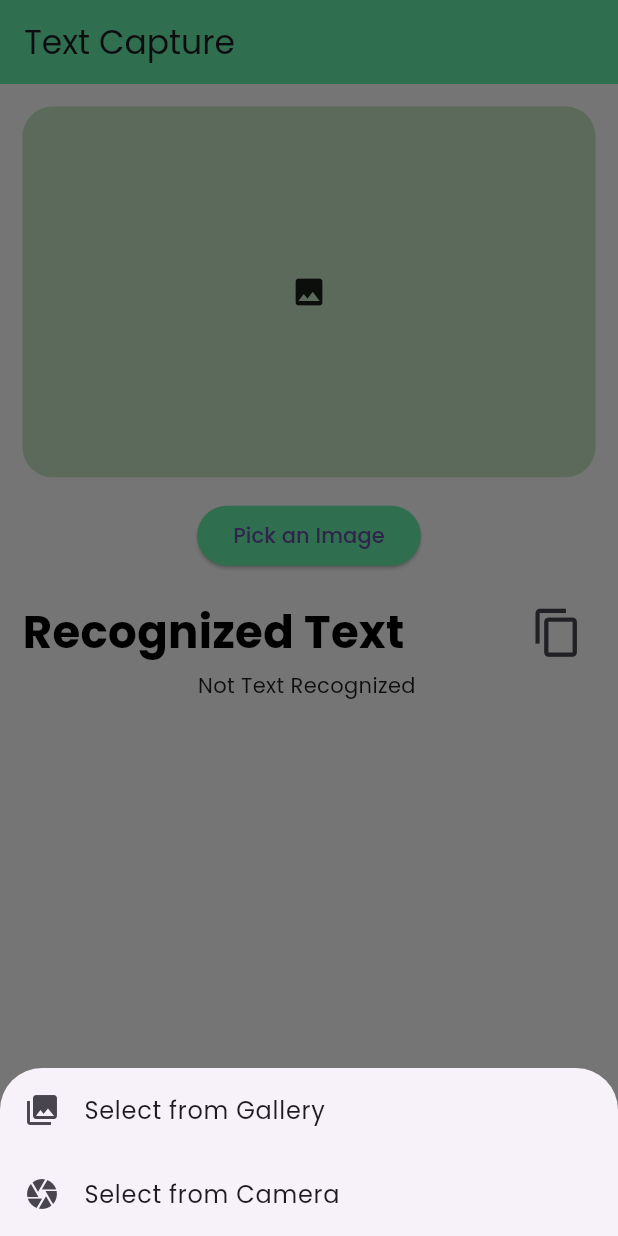
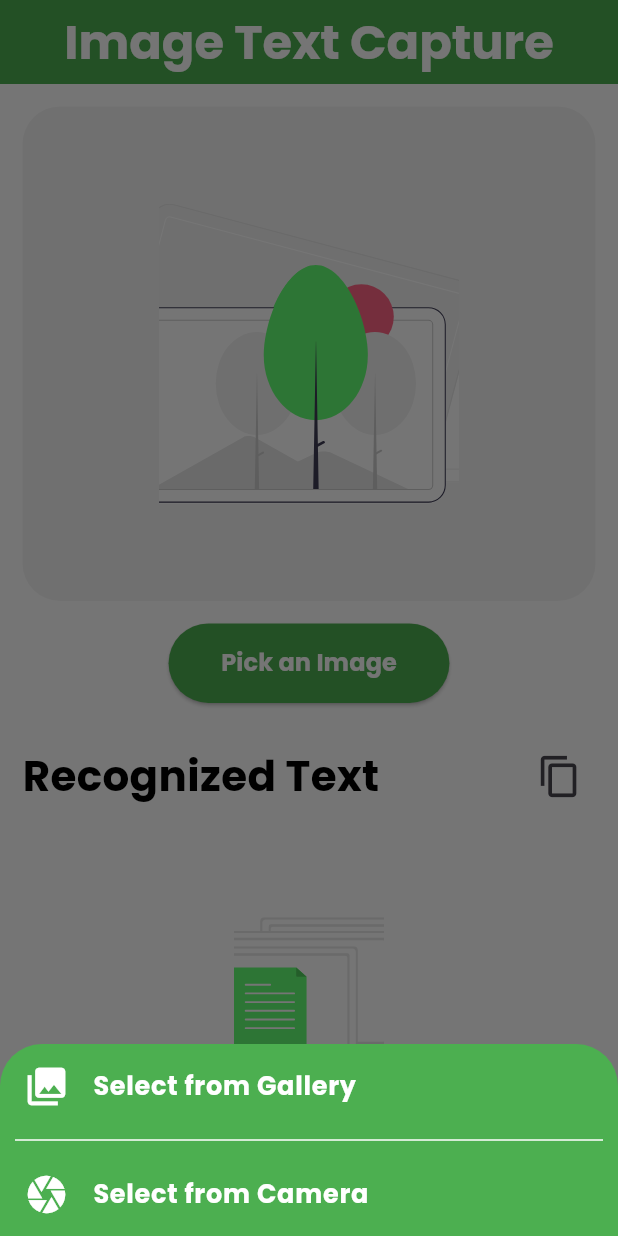
Before and after one commit to PAIshanMadusha/firebase-ml-text-recognition-app, a Flutter app: the screen it shows after launch, after a tap on "Pick an Image", on a phone screen of 412 x 824 dp. Run offline on Flutter 3.47's test engine with Material 3 defaults, Android fonts, the light colour scheme and no system bars; our stand-ins replace cloud_firestore, firebase_auth, firebase_core, firebase_storage, flutter_dotenv, flutter_svg and 3 more; missing offline and left inert: flutter_stripe, google_mlkit_text_recognition; accounts and stored records are empty; generated files the repository leaves out were written again.

Commit message:
Final Touches

```diff
--- a/lib/main.dart
+++ b/lib/main.dart
@@ -38,10 +38,12 @@ class MyApp extends StatelessWidget {
       theme: ThemeData(
         fontFamily: GoogleFonts.poppins().fontFamily,
         scaffoldBackgroundColor: Colors.white,
-        appBarTheme: AppBarTheme(color: Colors.greenAccent),
+        appBarTheme: AppBarTheme(color: Colors.green),
         elevatedButtonTheme: ElevatedButtonThemeData(
           style: ButtonStyle(
-            backgroundColor: WidgetStatePropertyAll(Colors.greenAccent),
+            padding: WidgetStatePropertyAll(EdgeInsets.symmetric(horizontal: 35, vertical: 15)),
+            backgroundColor: WidgetStatePropertyAll(Colors.green),
+            foregroundColor: WidgetStatePropertyAll(Colors.white),
           ),
         ),
       ),
--- a/lib/pages/main_page.dart
+++ b/lib/pages/main_page.dart
@@ -26,6 +26,7 @@ class _MainPageState extends State<MainPage> {
       bottomNavigationBar: BottomNavigationBar(
         currentIndex: _selectedIndex,
         onTap: _onTap,
+        backgroundColor: Colors.white,
         selectedItemColor: Colors.green,
         unselectedItemColor: Colors.black,
         selectedLabelStyle: TextStyle(
--- a/lib/pages/text_capture_history_page.dart
+++ b/lib/pages/text_capture_history_page.dart
@@ -17,12 +17,24 @@ class TextCaptureHistoryPage extends StatelessWidget {
     });
     return Scaffold(
       appBar: AppBar(
-        title: Text("Captured History"),
+        title: Text(
+          "Captured History",
+          style: TextStyle(
+            fontSize: 32,
+            fontWeight: FontWeight.bold,
+            color: Colors.white,
+          ),
+        ),
+        centerTitle: true,
         actions: [
           isPremiumProvider.isPremium
               ? Padding(
                 padding: const EdgeInsets.all(10),
-                child: Icon(Icons.workspace_premium, color: Colors.amber),
+                child: Icon(
+                  Icons.workspace_premium,
+                  size: 35,
+                  color: Colors.amber,
+                ),
               )
               : SizedBox(),
         ],
--- a/lib/pages/text_capture_page.dart
+++ b/lib/pages/text_capture_page.dart
@@ -3,6 +3,7 @@ import 'package:firebase_ml_text_recognition_app/services/capture_firestore_serv
 import 'package:firebase_ml_text_recognition_app/widgets/image_preview.dart';
 import 'package:flutter/material.dart';
 import 'package:flutter/services.dart';
+import 'package:flutter_svg/svg.dart';
 import 'package:image_picker/image_picker.dart';
 import 'package:google_mlkit_text_recognition/google_mlkit_text_recognition.dart';
 
@@ -33,6 +34,7 @@ class _TextCapturePageState extends State<TextCapturePage> {
   //Show Bottomsheet to Pick the Image
   void _selectImageModel() {
     showModalBottomSheet(
+      backgroundColor: Colors.green,
       context: context,
       builder: (context) {
         return Column(
@@ -43,16 +45,34 @@ class _TextCapturePageState extends State<TextCapturePage> {
                 Navigator.pop(context);
                 _pickImage(source: ImageSource.gallery);
               },
-              title: Text("Select from Gallery"),
-              leading: Icon(Icons.photo_library),
+              title: Text(
+                "Select from Gallery",
+                style: TextStyle(
+                  fontWeight: FontWeight.bold,
+                  color: Colors.white,
+                  fontSize: 17,
+                ),
+              ),
+              leading: Icon(Icons.photo_library, size: 30, color: Colors.white),
+            ),
+            Padding(
+              padding: const EdgeInsets.symmetric(horizontal: 10),
+              child: Divider(color: Colors.white),
             ),
             ListTile(
               onTap: () {
                 Navigator.pop(context);
                 _pickImage(source: ImageSource.camera);
               },
-              title: Text("Select from Camera"),
-              leading: Icon(Icons.camera),
+              title: Text(
+                "Select from Camera",
+                style: TextStyle(
+                  fontWeight: FontWeight.bold,
+                  color: Colors.white,
+                  fontSize: 17,
+                ),
+              ),
+              leading: Icon(Icons.camera, size: 30, color: Colors.white),
             ),
           ],
         );
@@ -137,7 +157,17 @@ class _TextCapturePageState extends State<TextCapturePage> {
   @override
   Widget build(BuildContext context) {
     return Scaffold(
-      appBar: AppBar(title: Text("Text Capture")),
+      appBar: AppBar(
+        title: Text(
+          "Image Text Capture",
+          style: TextStyle(
+            fontSize: 32,
+            fontWeight: FontWeight.bold,
+            color: Colors.white,
+          ),
+        ),
+        centerTitle: true,
+      ),
       body: Padding(
         padding: EdgeInsets.all(15),
         child: Column(
@@ -147,7 +177,10 @@ class _TextCapturePageState extends State<TextCapturePage> {
             if (!isImagePicked)
               ElevatedButton(
                 onPressed: _selectImageModel,
-                child: Text("Pick an Image"),
+                child: Text(
+                  "Pick an Image",
+                  style: TextStyle(fontWeight: FontWeight.bold, fontSize: 16),
+                ),
               ),
             if (isImagePicked)
               ElevatedButton(
@@ -155,7 +188,13 @@ class _TextCapturePageState extends State<TextCapturePage> {
                 child: Row(
                   mainAxisSize: MainAxisSize.min,
                   children: [
-                    Text("Capture Text"),
+                    Text(
+                      "Capture Text",
+                      style: TextStyle(
+                        fontWeight: FontWeight.bold,
+                        fontSize: 16,
+                      ),
+                    ),
                     if (isRecognizing) ...[
                       SizedBox(width: 20),
                       SizedBox(
@@ -163,28 +202,28 @@ class _TextCapturePageState extends State<TextCapturePage> {
                         width: 18,
                         child: CircularProgressIndicator(
                           strokeWidth: 2,
-                          color: Colors.green,
+                          color: Colors.white,
                         ),
                       ),
                     ],
                   ],
                 ),
               ),
-            SizedBox(height: 15),
+            SizedBox(height: 25),
             Row(
               mainAxisAlignment: MainAxisAlignment.spaceBetween,
               children: [
                 Text(
                   "Recognized Text",
                   style: TextStyle(
-                    fontSize: 30,
+                    fontSize: 28,
                     fontWeight: FontWeight.bold,
                     color: Colors.black,
                   ),
                 ),
                 IconButton(
                   onPressed: _copyToClipboard,
-                  icon: Icon(Icons.copy, size: 35),
+                  icon: Icon(Icons.copy, size: 30),
                 ),
               ],
             ),
@@ -192,11 +231,24 @@ class _TextCapturePageState extends State<TextCapturePage> {
               Expanded(
                 child: Scrollbar(
                   child: SingleChildScrollView(
-                    child: SelectableText(
-                      recognizedText.isEmpty
-                          ? "Not Text Recognized"
-                          : recognizedText,
-                    ),
+                    child:
+                        recognizedText.isEmpty
+                            ? Padding(
+                              padding: const EdgeInsets.only(top: 70),
+                              child: SvgPicture.asset(
+                                "assets/textfile.svg",
+                                width: 100,
+                                height: 100,
+                                fit: BoxFit.cover,
+                              ),
+                            )
+                            : SelectableText(
+                              recognizedText,
+                              style: TextStyle(
+                                fontWeight: FontWeight.w500,
+                                fontSize: 18,
+                              ),
+                            ),
                   ),
                 ),
               ),
--- a/lib/widgets/image_preview.dart
+++ b/lib/widgets/image_preview.dart
@@ -1,6 +1,6 @@
 import 'dart:io';
-
 import 'package:flutter/material.dart';
+import 'package:flutter_svg/flutter_svg.dart';
 
 class ImagePreview extends StatelessWidget {
   final String? imagePath;
@@ -10,15 +10,26 @@ class ImagePreview extends StatelessWidget {
   Widget build(BuildContext context) {
     return Container(
       width: double.infinity,
-      height: MediaQuery.of(context).size.height * 0.3,
+      height: MediaQuery.of(context).size.height * 0.4,
       decoration: BoxDecoration(
-        color: Colors.green[100],
-        borderRadius: BorderRadius.circular(20),
+        // ignore: deprecated_member_use
+        color: Colors.grey.withOpacity(0.1),
+        borderRadius: BorderRadius.circular(25),
       ),
       child:
           imagePath == null
-              ? Icon(Icons.photo)
-              : Image.file(File(imagePath!), fit: BoxFit.cover),
+              ? Center(
+                child: SvgPicture.asset(
+                  "assets/undrawimages.svg",
+                  width: 200,
+                  height: 200,
+                  fit: BoxFit.cover,
+                ),
+              )
+              : ClipRRect(
+                borderRadius: BorderRadius.circular(25),
+                child: Image.file(File(imagePath!), fit: BoxFit.cover),
+              ),
     );
   }
 }
--- a/lib/widgets/show_premium_page_widget.dart
+++ b/lib/widgets/show_premium_page_widget.dart
@@ -2,6 +2,7 @@ import 'package:firebase_auth/firebase_auth.dart';
 import 'package:firebase_ml_text_recognition_app/provider/premium_provider.dart';
 import 'package:firebase_ml_text_recognition_app/services/stripe/stripe_service.dart';
 import 'package:flutter/material.dart';
+import 'package:flutter_svg/flutter_svg.dart';
 import 'package:provider/provider.dart';
 
 class ShowPremiumPageWidget extends StatefulWidget {
@@ -41,19 +42,57 @@ class _ShowPremiumPageWidgetState extends State<ShowPremiumPageWidget> {
   Widget build(BuildContext context) {
     return Padding(
       padding: EdgeInsets.all(15),
+      child: SingleChildScrollView(
         child: Form(
           key: _formKey,
           child: Column(
             children: [
               Text(
-              "To View Your Capture History, Please Activate the Premium Feature",
+                "To View Your Captured History, Please Activate the Premium Version",
+                textAlign: TextAlign.center,
+                style: TextStyle(fontWeight: FontWeight.w500, fontSize: 16),
               ),
               SizedBox(height: 15),
-            Text("User Id: ${FirebaseAuth.instance.currentUser?.uid}"),
-            SizedBox(height: 15),
+              SvgPicture.asset(
+                "assets/onlinepayments.svg",
+                width: 200,
+                height: 200,
+                fit: BoxFit.cover,
+              ),
+              SizedBox(height: 35),
+              Text(
+                "Your ID: ${FirebaseAuth.instance.currentUser?.uid}",
+                style: TextStyle(fontWeight: FontWeight.w500, fontSize: 16),
+              ),
+              SizedBox(height: 35),
               TextFormField(
                 controller: _nameController,
-              decoration: InputDecoration(labelText: "Enter Your Name"),
+                decoration: InputDecoration(
+                  contentPadding: EdgeInsets.symmetric(
+                    horizontal: 30,
+                    vertical: 30,
+                  ),
+                  hintText: "Enter Your Name",
+                  hintStyle: TextStyle(
+                    fontWeight: FontWeight.bold,
+                    color: Colors.grey,
+                  ),
+                  filled: true,
+                  // ignore: deprecated_member_use
+                  fillColor: Colors.grey.withOpacity(0.1),
+                  enabledBorder: OutlineInputBorder(
+                    borderRadius: BorderRadius.circular(15),
+                    borderSide: BorderSide.none,
+                  ),
+                  focusedBorder: OutlineInputBorder(
+                    borderRadius: BorderRadius.circular(25),
+                    borderSide: BorderSide.none,
+                  ),
+                  errorBorder: OutlineInputBorder(
+                    borderRadius: BorderRadius.circular(20),
+                    borderSide: BorderSide.none,
+                  ),
+                ),
                 onChanged: (value) {
                   setState(() {
                     name = value;
@@ -66,10 +105,35 @@ class _ShowPremiumPageWidgetState extends State<ShowPremiumPageWidget> {
                   return null;
                 },
               ),
-            SizedBox(height: 15),
+              SizedBox(height: 25),
               TextFormField(
                 controller: _emailController,
-              decoration: InputDecoration(labelText: "Enter Your Email"),
+                decoration: InputDecoration(
+                  contentPadding: EdgeInsets.symmetric(
+                    horizontal: 30,
+                    vertical: 30,
+                  ),
+                  hintText: "Enter Your Email",
+                  hintStyle: TextStyle(
+                    fontWeight: FontWeight.bold,
+                    color: Colors.grey,
+                  ),
+                  filled: true,
+                  // ignore: deprecated_member_use
+                  fillColor: Colors.grey.withOpacity(0.1),
+                  enabledBorder: OutlineInputBorder(
+                    borderRadius: BorderRadius.circular(15),
+                    borderSide: BorderSide.none,
+                  ),
+                  focusedBorder: OutlineInputBorder(
+                    borderRadius: BorderRadius.circular(25),
+                    borderSide: BorderSide.none,
+                  ),
+                  errorBorder: OutlineInputBorder(
+                    borderRadius: BorderRadius.circular(20),
+                    borderSide: BorderSide.none,
+                  ),
+                ),
                 onChanged: (value) {
                   setState(() {
                     email = value;
@@ -85,12 +149,16 @@ class _ShowPremiumPageWidgetState extends State<ShowPremiumPageWidget> {
                   return null;
                 },
               ),
-            SizedBox(height: 15),
+              SizedBox(height: 25),
               ElevatedButton(
                 onPressed: _submit,
-              child: Text("Active Premium for \$2.85"),
+                child: Text(
+                  "Active Premium for \$2.85",
+                  style: TextStyle(fontWeight: FontWeight.bold, fontSize: 16),
+                ),
               ),
             ],
+          ),
         ),
       ),
     );
--- a/lib/widgets/user_history_widget.dart
+++ b/lib/widgets/user_history_widget.dart
@@ -8,14 +8,13 @@ class UserHistoryWidget extends StatelessWidget {
 
   @override
   Widget build(BuildContext context) {
-        return Scaffold(
-      appBar: AppBar(title: Text("History")),
+    return Scaffold(
       body: StreamBuilder<List<CapturedModel>>(
         stream: CaptureFirestoreService().getUserCapturedData(),
         builder: (context, snapshot) {
           if (snapshot.connectionState == ConnectionState.waiting) {
             return Center(
-              child: CircularProgressIndicator(color: Colors.greenAccent),
+              child: CircularProgressIndicator(color: Colors.green),
             );
           }
           if (snapshot.hasError) {
@@ -33,7 +32,8 @@ class UserHistoryWidget extends StatelessWidget {
                 margin: EdgeInsets.symmetric(horizontal: 10, vertical: 10),
                 decoration: BoxDecoration(
                   borderRadius: BorderRadius.circular(10),
-                  color: Colors.greenAccent[100],
+                  // ignore: deprecated_member_use
+                  color: Colors.grey.withOpacity(0.1),
                 ),
                 child: Padding(
                   padding: EdgeInsets.all(10),
@@ -68,7 +68,10 @@ class UserHistoryWidget extends StatelessWidget {
                               capturedone.captureData.length > 200
                                   ? "${capturedone.captureData.substring(0, 200)}..."
                                   : capturedone.captureData,
-                              style: TextStyle(fontSize: 14),
+                              style: TextStyle(
+                                fontWeight: FontWeight.w500,
+                                fontSize: 18,
+                              ),
                             ),
                           ),
                           IconButton(
@@ -82,14 +85,21 @@ class UserHistoryWidget extends StatelessWidget {
                                 ),
                               );
                             },
-                            icon: Icon(Icons.copy),
+                            icon: Icon(
+                              Icons.copy,
+                              size: 30,
+                              color: Colors.green,
+                            ),
                           ),
                         ],
                       ),
                       SizedBox(height: 15),
                       Text(
-                        "Converted on: ${capturedone.capturedDate.toLocal().toString().split(" ")[0]}",
-                        style: TextStyle(fontSize: 14),
+                        "Captured on: ${capturedone.capturedDate.toLocal().toString().split(" ")[0]}",
+                        style: TextStyle(
+                          fontSize: 18,
+                          fontWeight: FontWeight.bold,
+                        ),
                       ),
                     ],
                   ),
```
Also changed, not shown: assets/onlinepayments.svg (added), assets/textfile.svg (added), assets/undrawimages.svg (added). Lines whose indentation alone changed are shown as unchanged.
